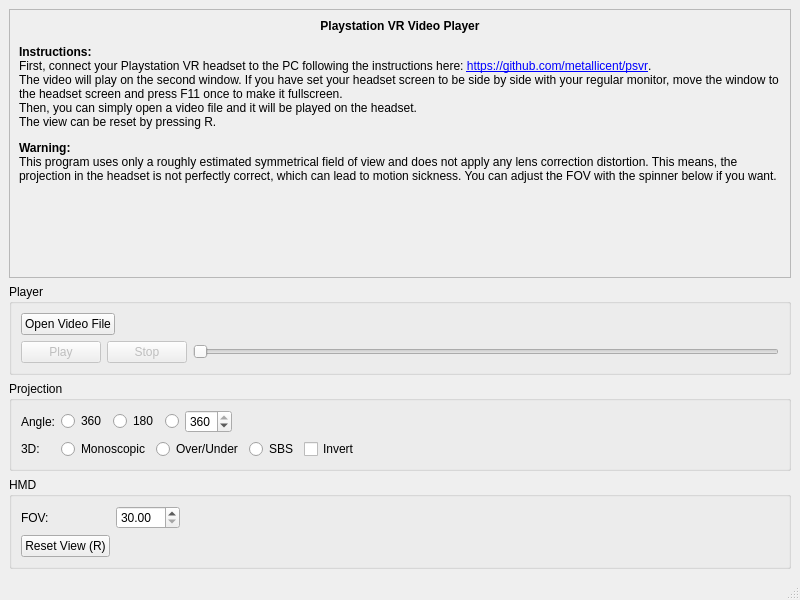
Before: the Qt Designer form src/mainwindow.ui in thestr4ng3r/psvr, drawn with Qt 5.
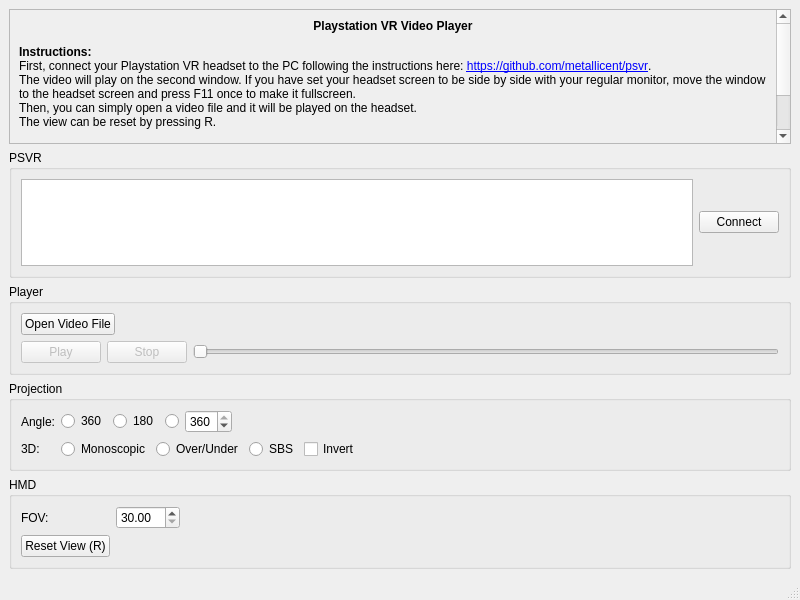
After: the same form once the commit is applied.

Patch:
```diff
--- a/src/mainwindow.ui
+++ b/src/mainwindow.ui
@@ -25,8 +25,8 @@
         <rect>
          <x>0</x>
          <y>0</y>
-         <width>767</width>
-         <height>229</height>
+         <width>763</width>
+         <height>172</height>
         </rect>
        </property>
        <layout class="QVBoxLayout" name="verticalLayout_4">
@@ -59,6 +59,29 @@
       </widget>
      </widget>
     </item>
+    <item>
+     <widget class="QGroupBox" name="groupBox_4">
+      <property name="title">
+       <string>PSVR</string>
+      </property>
+      <layout class="QHBoxLayout" name="horizontalLayout_5">
+       <item>
+        <widget class="QListWidget" name="listWidget"/>
+       </item>
+       <item>
+        <layout class="QVBoxLayout" name="verticalLayout_2">
+         <item>
+          <widget class="QPushButton" name="ConnectPSVRButton">
+           <property name="text">
+            <string>Connect</string>
+           </property>
+          </widget>
+         </item>
+        </layout>
+       </item>
+      </layout>
+     </widget>
+    </item>
     <item>
      <widget class="QGroupBox" name="groupBox">
       <property name="title">
```
Left out of the diff: 2 changed lines with no effect on the pictures.
